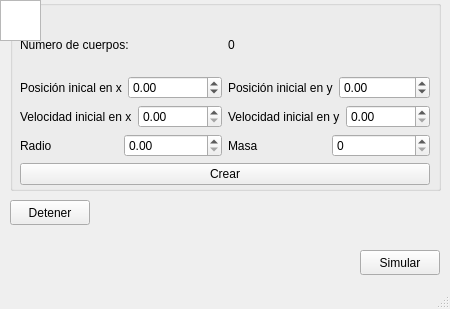
This is mainwindow.ui in whither17/practica-6 as Qt 5 draws it before an edit. The edited form follows.
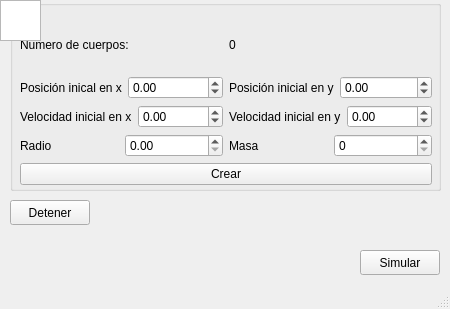
This is the edited form.

```diff
--- a/mainwindow.ui
+++ b/mainwindow.ui
@@ -52,12 +52,12 @@
     <property name="title">
      <string/>
     </property>
-    <widget class="QWidget" name="">
+    <widget class="QWidget" name="layoutWidget">
      <property name="geometry">
       <rect>
        <x>10</x>
        <y>20</y>
-       <width>410</width>
+       <width>412</width>
        <height>165</height>
       </rect>
      </property>
@@ -142,6 +142,9 @@
           </item>
           <item>
            <widget class="QDoubleSpinBox" name="vx0">
+            <property name="minimum">
+             <double>-999.000000000000000</double>
+            </property>
             <property name="maximum">
              <double>999.990000000000009</double>
             </property>
@@ -160,6 +163,9 @@
           </item>
           <item>
            <widget class="QDoubleSpinBox" name="vy0">
+            <property name="minimum">
+             <double>-999.000000000000000</double>
+            </property>
             <property name="maximum">
              <double>999.990000000000009</double>
             </property>
```
